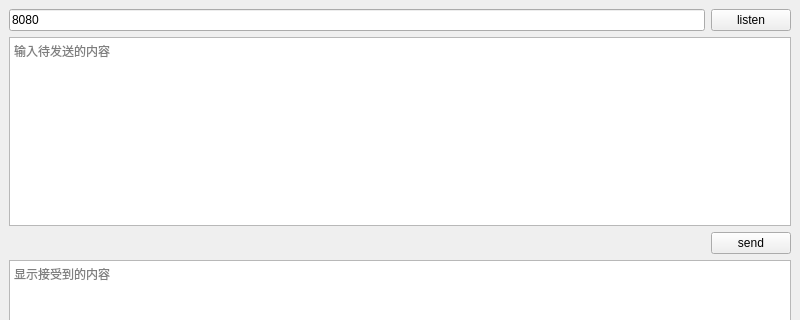
Above: src/tcpserverwindow.ui from rrrriiiiich/iams before the change; both pictures show x 0 to 800 and y 0 to 320 of the 800 by 480 pixel window. Below: the same form after it.
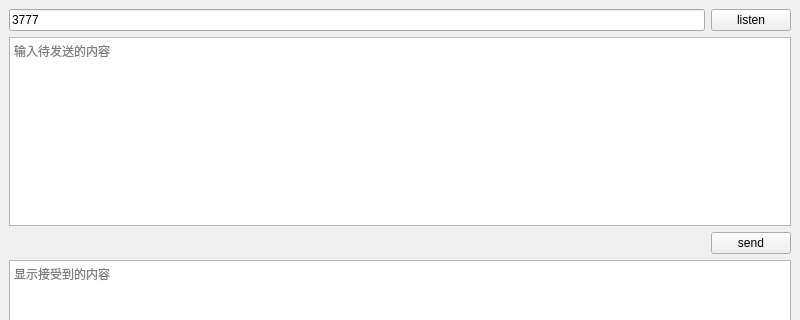
That is the form after the change.

Commit message: feat: 修改默认端口

Diff of the .ui file:
```diff
--- a/src/tcpserverwindow.ui
+++ b/src/tcpserverwindow.ui
@@ -57,7 +57,7 @@
       <item>
        <widget class="QLineEdit" name="portEdit">
         <property name="text">
-         <string>8080</string>
+         <string>3777</string>
         </property>
        </widget>
       </item>
```
Left out of the diff: 1 changed line with no effect on the pictures.
